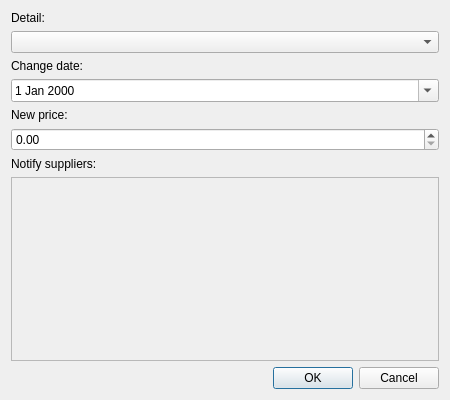
This is AutoParts/Client/View/pricechangedialog.ui in vixz0987/auto-parts as Qt 5 draws it before an edit. The edited form follows.
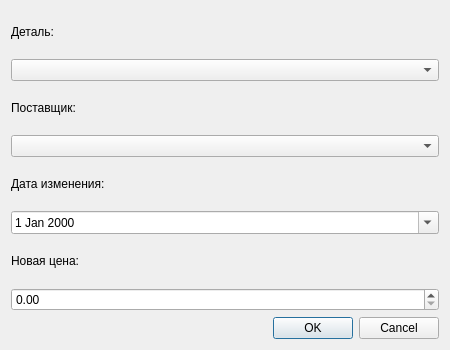
This is the edited form.

Commit message: Реализован профиль пользователя и вкладка текущих цен, переработана модель изменения цен (связь с одним поставщиком) и логика автоподбора цены в поставках, добавлено периодическое обновление таблиц

What changed in the file:
```diff
--- a/AutoParts/Client/View/pricechangedialog.ui
+++ b/AutoParts/Client/View/pricechangedialog.ui
@@ -3,12 +3,7 @@
  <class>PriceChangeDialog</class>
  <widget class="QDialog" name="PriceChangeDialog">
   <property name="geometry">
-   <rect>
-    <x>0</x>
-    <y>0</y>
-    <width>450</width>
-    <height>400</height>
-   </rect>
+   <rect><x>0</x><y>0</y><width>450</width><height>350</height></rect>
   </property>
   <property name="windowTitle">
    <string>Price Change</string>
@@ -16,15 +11,23 @@
   <layout class="QVBoxLayout" name="verticalLayout">
    <item>
     <widget class="QLabel" name="labelDetail">
-     <property name="text"><string>Detail:</string></property>
+     <property name="text"><string>Деталь:</string></property>
     </widget>
    </item>
    <item>
     <widget class="QComboBox" name="comboDetail"/>
    </item>
+   <item>
+    <widget class="QLabel" name="labelSupplier">
+     <property name="text"><string>Поставщик:</string></property>
+    </widget>
+   </item>
+   <item>
+    <widget class="QComboBox" name="comboSupplier"/>
+   </item>
    <item>
     <widget class="QLabel" name="labelDate">
-     <property name="text"><string>Change date:</string></property>
+     <property name="text"><string>Дата изменения:</string></property>
     </widget>
    </item>
    <item>
@@ -34,26 +37,13 @@
    </item>
    <item>
     <widget class="QLabel" name="labelPrice">
-     <property name="text"><string>New price:</string></property>
+     <property name="text"><string>Новая цена:</string></property>
     </widget>
    </item>
    <item>
     <widget class="QDoubleSpinBox" name="doubleSpinPrice">
      <property name="maximum"><double>9999999.99</double></property>
-     <property name="decimals">
-      <number>2</number>
-     </property>
-    </widget>
-   </item>
-   <item>
-    <widget class="QLabel" name="labelSuppliers">
-     <property name="text"><string>Notify suppliers:</string></property>
-    </widget>
-   </item>
-   <item>
-    <widget class="QScrollArea" name="scrollArea">
-     <property name="widgetResizable"><bool>true</bool></property>
-     <widget class="QWidget" name="scrollAreaWidgetContents"/>
+     <property name="decimals"><number>2</number></property>
     </widget>
    </item>
    <item>
```
Left out of the diff: 8 changed lines with no effect on the pictures. The commit also changes 32 other files.
